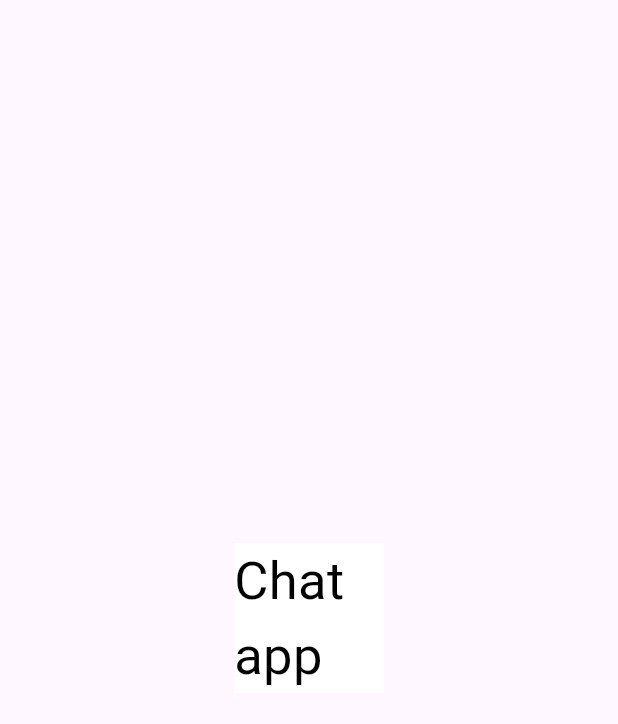
After one commit to Akatsuki49/dotslash-, a Flutter app: the ChatPage screen opened directly, on a phone screen of 412 x 824 dp. The commit adds this screen. Shown: the top 724 px of the screen. Run offline on Flutter 3.47's test engine with Material 3 defaults, Android fonts, the light colour scheme and no system bars; our stand-ins replace cloud_firestore, firebase_auth, firebase_core, flutter_svg, google_fonts, google_sign_in and 1 more; accounts and stored records are empty.

```diff
--- /dev/null
+++ b/lib/views/chat_page.dart
@@ -0,0 +1,28 @@
+import 'package:flutter/material.dart';
+
+class ChatPage extends StatefulWidget {
+  const ChatPage({super.key});
+
+  @override
+  State<ChatPage> createState() => _ChatPageState();
+}
+
+class _ChatPageState extends State<ChatPage> {
+  @override
+  Widget build(BuildContext context) {
+    return Scaffold(
+      body: Center(
+        child: Container(
+          height: 100,
+          width: 100,
+          color: Colors.white,
+          child: Text('Chat app',
+              style: TextStyle(
+                color: Colors.black,
+                fontSize: 35,
+              )),
+        ),
+      ),
+    );
+  }
+}
```
Also changed, not shown: lib/views/video_view.dart (+48 -48 lines).
